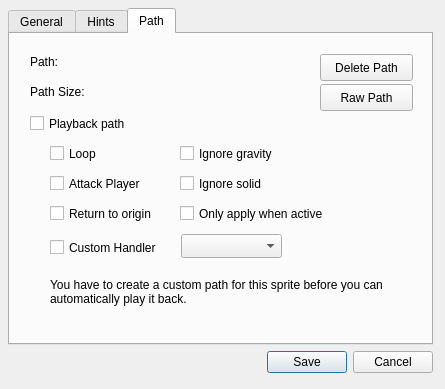
Qt form src/lgck-builder/DlgEntry.ui (cfrankb/lgck-src) before a commit.
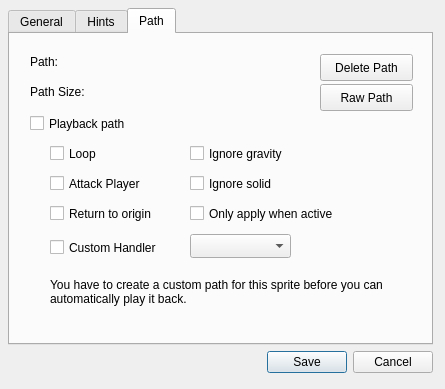
The same form after that commit. The open tabs and pages were chosen to show the change.

What changed in the file:
```diff
--- a/src/lgck-builder/DlgEntry.ui
+++ b/src/lgck-builder/DlgEntry.ui
@@ -484,7 +484,7 @@
        <widget class="QCheckBox" name="cIgnoreGravity">
         <property name="geometry">
          <rect>
-          <x>170</x>
+          <x>180</x>
           <y>110</y>
           <width>111</width>
           <height>19</height>
@@ -497,7 +497,7 @@
        <widget class="QCheckBox" name="cIgnoreSolid">
         <property name="geometry">
          <rect>
-          <x>170</x>
+          <x>180</x>
           <y>140</y>
           <width>111</width>
           <height>19</height>
@@ -525,7 +525,7 @@
          <rect>
           <x>40</x>
           <y>204</y>
-          <width>121</width>
+          <width>131</width>
           <height>19</height>
          </rect>
         </property>
@@ -549,7 +549,7 @@
        <widget class="QComboBox" name="cbCustomHandler">
         <property name="geometry">
          <rect>
-          <x>171</x>
+          <x>180</x>
           <y>200</y>
           <width>101</width>
           <height>24</height>
@@ -559,9 +559,9 @@
        <widget class="QCheckBox" name="cApplyActive">
         <property name="geometry">
          <rect>
-          <x>170</x>
+          <x>180</x>
           <y>170</y>
-          <width>161</width>
+          <width>191</width>
           <height>19</height>
          </rect>
         </property>
```
Left out of the diff: 4 changed lines with no effect on the pictures.
